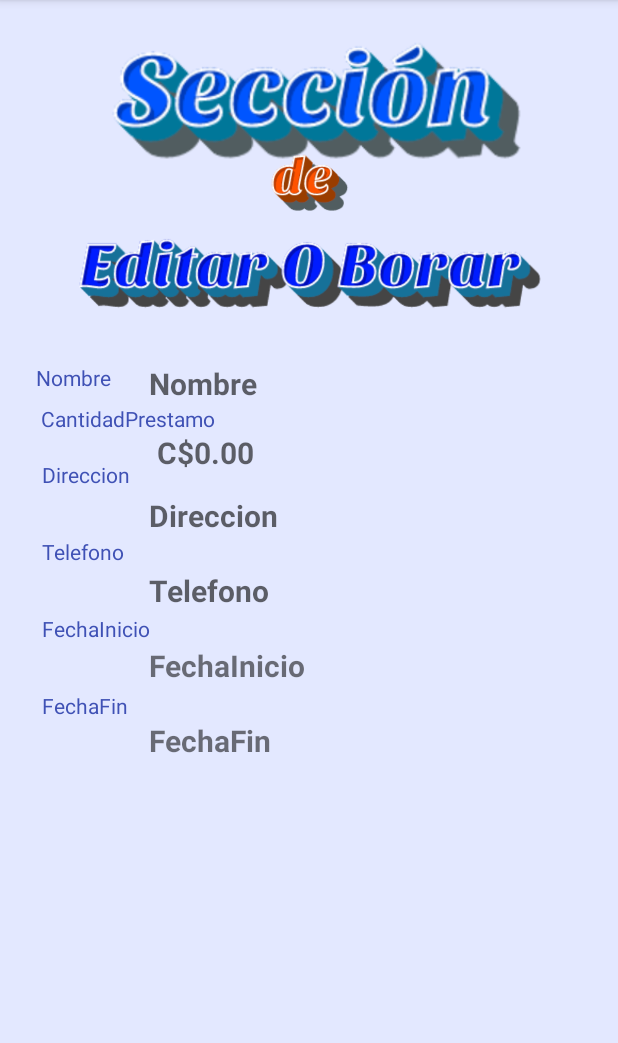
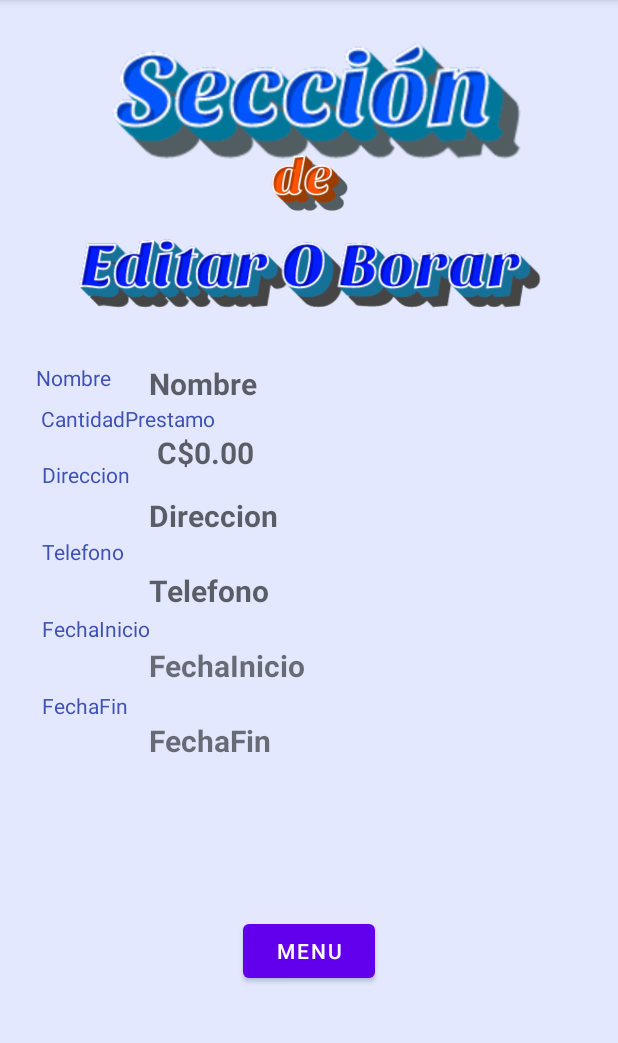
Before and after one commit to k-1-e/PrestamosPersonales, an Android app: the ClienteActivity screen opened directly, with no data from a screen before it, on a phone screen of 412 x 824 dp, the part 84-1127 px from its top. Run offline under Robolectric (Android 15) with nearby library versions, the phone set to English and light mode, and no system bars; our stand-ins replace Room's generated code; 5 statements that could not run were skipped.

Commit message:
creacion de boten menu en el cliente activity

```diff
--- a/app/src/main/AndroidManifest.xml
+++ b/app/src/main/AndroidManifest.xml
@@ -9,6 +9,9 @@
         android:roundIcon="@drawable/pr_stamos"
         android:supportsRtl="true"
         android:theme="@style/Theme.PrestamosPersonales">
+        <activity
+            android:name=".acercade"
+            android:exported="true" />
         <activity
             android:name=".Simulador"
             android:exported="true" />
--- a/app/src/main/java/net/larntech/prestamospersonales/Bienvenida.kt
+++ b/app/src/main/java/net/larntech/prestamospersonales/Bienvenida.kt
@@ -25,5 +25,10 @@ class Bienvenida : AppCompatActivity() {
 
         startActivity(intent)
     }
+    fun acercade(view: android.view.View) {
+        val intent = Intent(this, acercade::class.java)
+
+        startActivity(intent)
+    }
 
 }
--- a/app/src/main/java/net/larntech/prestamospersonales/ClienteActivity.kt
+++ b/app/src/main/java/net/larntech/prestamospersonales/ClienteActivity.kt
@@ -72,4 +72,9 @@ class ClienteActivity : AppCompatActivity() {
         }
         return super.onOptionsItemSelected(item)
     }
+    fun menu(view: android.view.View) {
+        val intent = Intent(this, Bienvenida::class.java)
+
+        startActivity(intent)
+    }
 }
--- a/app/src/main/res/layout/activity_cliente.xml
+++ b/app/src/main/res/layout/activity_cliente.xml
@@ -177,4 +177,15 @@
         app:layout_constraintStart_toStartOf="parent"
         app:layout_constraintTop_toBottomOf="@+id/textView11" />
 
+    <Button
+        android:id="@+id/menu"
+        android:layout_width="wrap_content"
+        android:layout_height="wrap_content"
+        android:layout_marginTop="96dp"
+        android:text="Menu"
+        android:onClick="menu"
+        app:layout_constraintEnd_toEndOf="parent"
+        app:layout_constraintStart_toStartOf="parent"
+        app:layout_constraintTop_toBottomOf="@+id/fechaFin_cliente" />
+
 </androidx.constraintlayout.widget.ConstraintLayout>
--- a/app/src/main/res/layout/activity_simulador.xml
+++ b/app/src/main/res/layout/activity_simulador.xml
@@ -65,7 +65,7 @@
         app:layout_constraintBottom_toBottomOf="parent"
         app:layout_constraintStart_toStartOf="parent"
         app:layout_constraintTop_toTopOf="parent"
-        app:layout_constraintVertical_bias="0.641" />
+        app:layout_constraintVertical_bias="0.623" />
 
     <ImageView
         android:id="@+id/imageView4"
```
Also changed, not shown: app/src/main/java/net/larntech/prestamospersonales/acercade.kt (added, +13 -0 lines), app/src/main/res/layout/activity_acercade.xml (added, +20 -0 lines), app/src/main/res/layout/activity_bienvenida.xml (+2 -5 lines).
